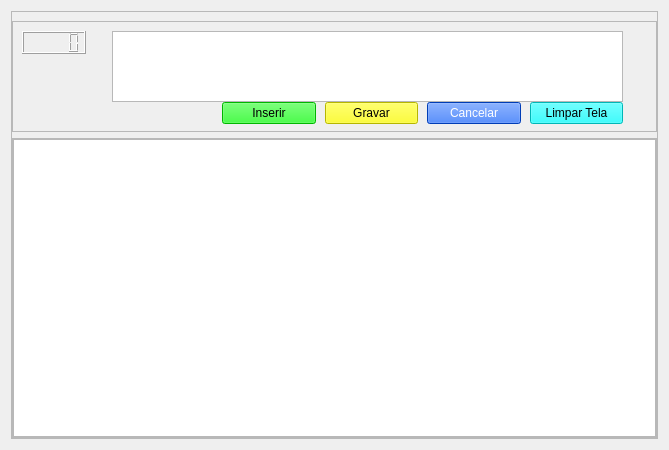
This is ui_qt/CadTexto.ui in Locked666/call_closing_robot as Qt 5 draws it before an edit. The edited form follows.
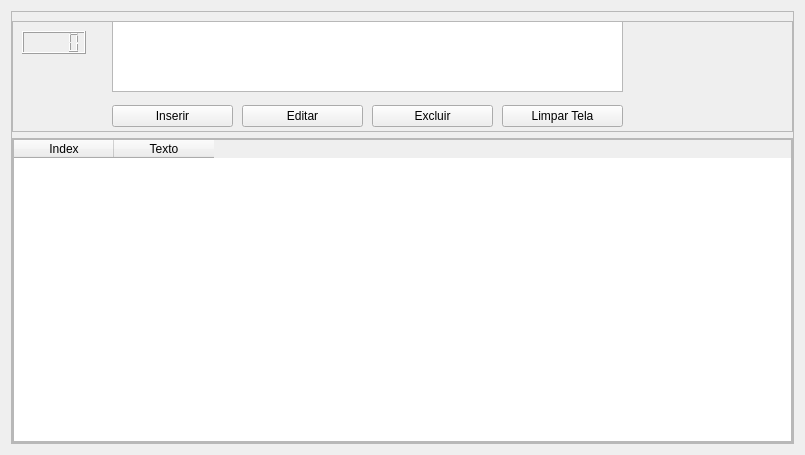
This is the edited form.

Commit message: adicionado funcionalidades de crud na tela de cadastro de texto

```diff
--- a/ui_qt/CadTexto.ui
+++ b/ui_qt/CadTexto.ui
@@ -6,8 +6,8 @@
    <rect>
     <x>0</x>
     <y>0</y>
-    <width>669</width>
-    <height>450</height>
+    <width>805</width>
+    <height>455</height>
    </rect>
   </property>
   <property name="windowTitle">
@@ -69,7 +69,7 @@
          <property name="geometry">
           <rect>
            <x>100</x>
-           <y>10</y>
+           <y>0</y>
            <width>511</width>
            <height>71</height>
           </rect>
@@ -99,13 +99,13 @@
           <string>Insira o texto e clique em inserir para adicionar um novo ou em grava caso esteja editando.</string>
          </property>
         </widget>
-        <widget class="QWidget" name="">
+        <widget class="QWidget" name="layoutWidget">
          <property name="geometry">
           <rect>
-           <x>210</x>
+           <x>100</x>
            <y>80</y>
-           <width>401</width>
-           <height>25</height>
+           <width>511</width>
+           <height>31</height>
           </rect>
          </property>
          <layout class="QHBoxLayout" name="horizontalLayout">
@@ -115,7 +115,7 @@
           <item>
            <widget class="QPushButton" name="bnt_inserir">
             <property name="styleSheet">
-             <string notr="true">background-color: rgb(0, 255, 0);</string>
+             <string notr="true"/>
             </property>
             <property name="text">
              <string>Inserir</string>
@@ -125,28 +125,27 @@
           <item>
            <widget class="QPushButton" name="bnt_gravar">
             <property name="styleSheet">
-             <string notr="true">background-color: rgb(255, 255, 0);</string>
+             <string notr="true"/>
             </property>
             <property name="text">
-             <string>Gravar</string>
+             <string>Editar</string>
             </property>
            </widget>
           </item>
           <item>
            <widget class="QPushButton" name="bnt_cancelar">
             <property name="styleSheet">
-             <string notr="true">background-color: rgb(0, 85, 255);
-color: rgb(255, 255, 255);</string>
+             <string notr="true"/>
             </property>
             <property name="text">
-             <string>Cancelar</string>
+             <string>Excluir</string>
             </property>
            </widget>
           </item>
           <item>
            <widget class="QPushButton" name="bnt_clear_display">
             <property name="styleSheet">
-             <string notr="true">background-color: rgb(0, 255, 255);</string>
+             <string notr="true"/>
             </property>
             <property name="text">
              <string>Limpar Tela</string>
@@ -182,7 +181,39 @@
           <number>0</number>
          </property>
          <item>
-          <widget class="QTableView" name="tableView"/>
+          <widget class="QTableWidget" name="tableWidget">
+           <property name="editTriggers">
+            <set>QAbstractItemView::NoEditTriggers</set>
+           </property>
+           <property name="showDropIndicator" stdset="0">
+            <bool>false</bool>
+           </property>
+           <property name="alternatingRowColors">
+            <bool>true</bool>
+           </property>
+           <property name="selectionBehavior">
+            <enum>QAbstractItemView::SelectRows</enum>
+           </property>
+           <property name="textElideMode">
+            <enum>Qt::ElideNone</enum>
+           </property>
+           <property name="sortingEnabled">
+            <bool>true</bool>
+           </property>
+           <attribute name="verticalHeaderMinimumSectionSize">
+            <number>23</number>
+           </attribute>
+           <column>
+            <property name="text">
+             <string>Index</string>
+            </property>
+           </column>
+           <column>
+            <property name="text">
+             <string>Texto</string>
+            </property>
+           </column>
+          </widget>
          </item>
         </layout>
        </widget>
```
Left out of the diff: 4 changed lines with no effect on the pictures. The commit also changes 10 other files.
